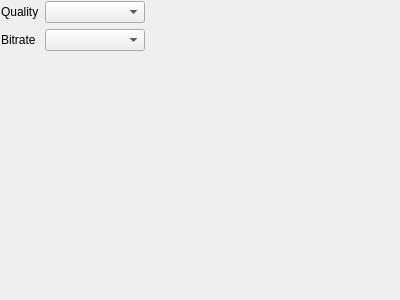
Qt form mp3settingspage.ui (raynor73/AudioConverter) before a commit.
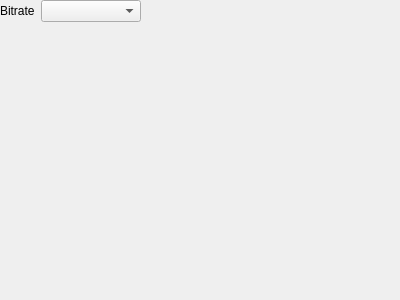
The same form after that commit.

The edit to the form file:
```diff
--- a/mp3settingspage.ui
+++ b/mp3settingspage.ui
@@ -16,34 +16,21 @@
   <widget class="QWidget" name="">
    <property name="geometry">
     <rect>
-     <x>1</x>
-     <y>1</y>
-     <width>144</width>
-     <height>62</height>
+     <x>0</x>
+     <y>0</y>
+     <width>141</width>
+     <height>29</height>
     </rect>
    </property>
    <layout class="QFormLayout" name="formLayout">
-    <property name="sizeConstraint">
-     <enum>QLayout::SetDefaultConstraint</enum>
-    </property>
     <item row="0" column="0">
-     <widget class="QLabel" name="qualityLabel">
-      <property name="text">
-       <string>Quality</string>
-      </property>
-     </widget>
-    </item>
-    <item row="0" column="1">
-     <widget class="QComboBox" name="qualityComboBox"/>
-    </item>
-    <item row="1" column="0">
      <widget class="QLabel" name="bitrateLabel">
       <property name="text">
        <string>Bitrate</string>
       </property>
      </widget>
     </item>
-    <item row="1" column="1">
+    <item row="0" column="1">
      <widget class="QComboBox" name="bitrateComboBox"/>
     </item>
    </layout>
```
